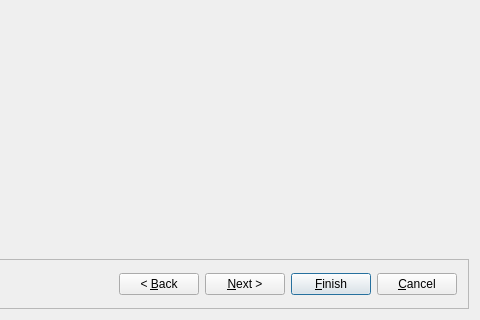
Before: the Qt Designer form src/gui/newfirewalldialog_q.ui in fwbuilder/fwbuilder, drawn with Qt 5; both pictures show x 101 to 581 and y 272 to 592 of the 581 by 592 pixel window.
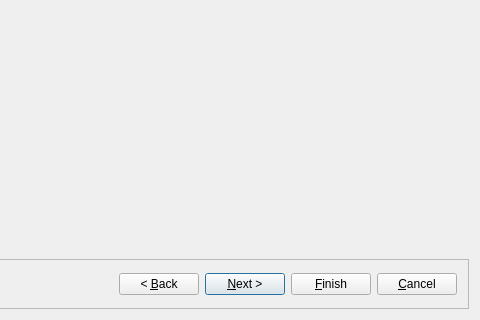
After: the same form once the commit is applied. Icons and pictures are not drawn. Custom widgets are drawn as their Qt base class.

Patch:
```diff
--- a/src/gui/newfirewalldialog_q.ui
+++ b/src/gui/newfirewalldialog_q.ui
@@ -118,7 +118,7 @@
          <string>&amp;Finish</string>
         </property>
         <property name="default">
-         <bool>true</bool>
+         <bool>false</bool>
         </property>
         <property name="flat">
          <bool>false</bool>
```
